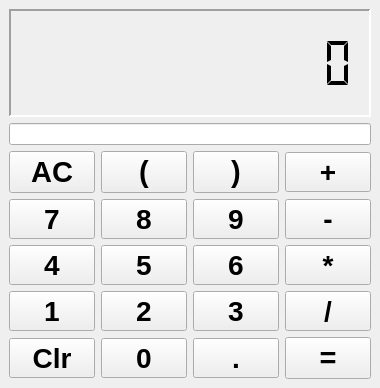
First picture: the form in files/window.ui, repository ksharindam/qalculator, before the edit.
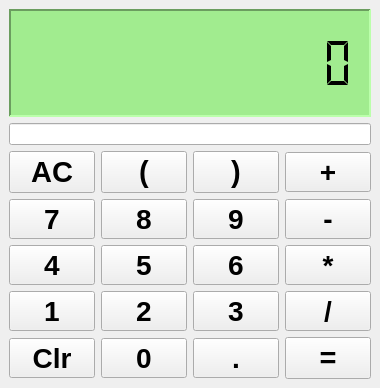
Second picture: the form after the edit.

Commit message: LCD background changed

```diff
--- a/files/window.ui
+++ b/files/window.ui
@@ -19,6 +19,9 @@
      <layout class="QVBoxLayout" name="verticalLayout">
       <item>
        <widget class="QLCDNumber" name="lcd">
+        <property name="styleSheet">
+         <string notr="true">background-color: rgb(161, 236, 143);</string>
+        </property>
         <property name="frameShape">
          <enum>QFrame::Panel</enum>
         </property>
```
The commit also changes 2 other files.
